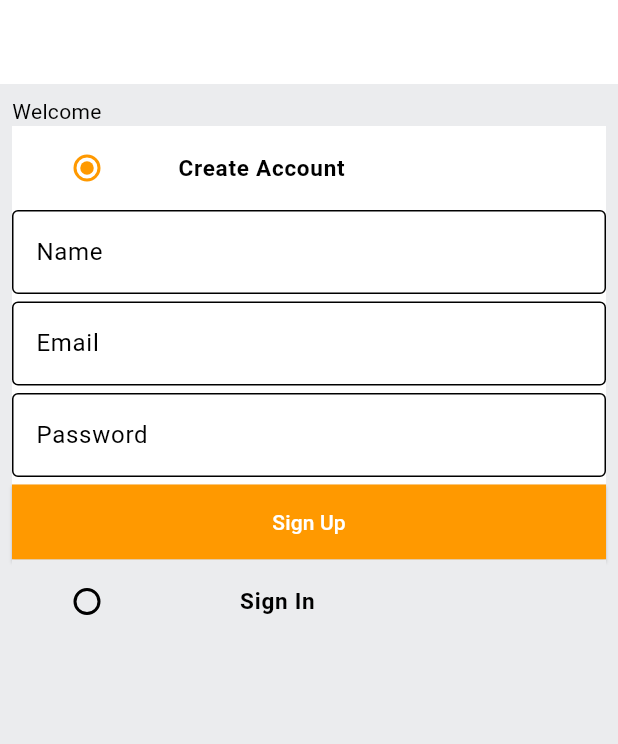
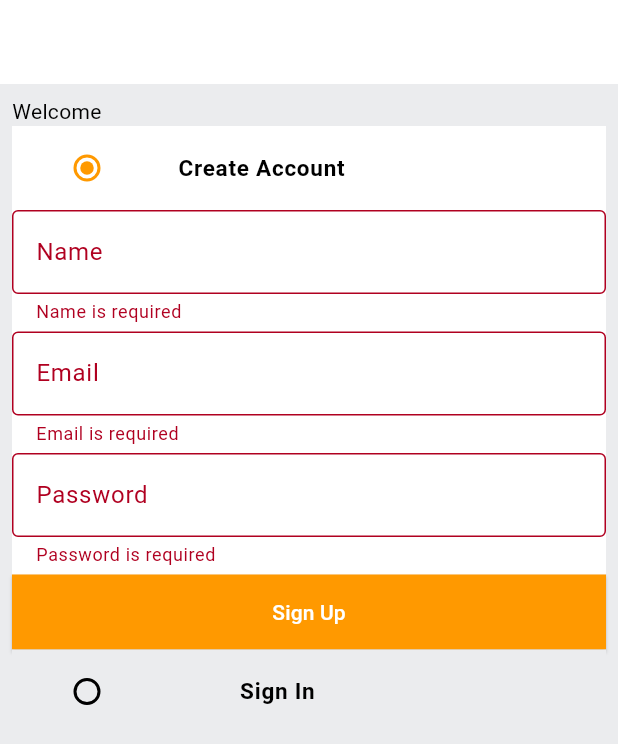
Before and after one commit to leuleyasu/amazone_clone, a Flutter app: the screen it shows after launch, after a tap on "Sign Up", on a phone screen of 412 x 824 dp. Shown: the top 744 px of the screen. Run offline on Flutter 3.47's test engine with Material 3 defaults, Android fonts, the phone set to English and light mode, and no system bars; our stand-ins replace shared_preferences.

Commit message:
feat: login

```diff
--- a/amazone_clone/lib/config/route.dart
+++ b/amazone_clone/lib/config/route.dart
@@ -2,7 +2,6 @@
 
 import 'package:amazone_clone/feature/presentation/auth_screen.dart';
 import 'package:flutter/material.dart';
-
 Route<dynamic> onGenerateRouteSetting(RouteSettings routeSettings){
 
 switch (routeSettings.name) {
--- a/amazone_clone/lib/constanant.dart
+++ b/amazone_clone/lib/constanant.dart
@@ -1,6 +1,6 @@
 import 'package:flutter/material.dart';
 
-String uri = 'http://<yourip>:3000';
+String uri = 'http://192.168.1.102:3000';
 
 class GlobalVariables {
   // COLORS
--- a/amazone_clone/lib/feature/presentation/auth_screen.dart
+++ b/amazone_clone/lib/feature/presentation/auth_screen.dart
@@ -1,4 +1,5 @@
 import 'package:amazone_clone/constanant.dart';
+import 'package:amazone_clone/feature/domian/Repositories/auth_repositories.dart';
 import 'package:amazone_clone/feature/presentation/widget/custom_Button.dart';
 import 'package:amazone_clone/feature/presentation/widget/custom_textfield.dart';
 import 'package:flutter/material.dart';
@@ -17,24 +18,38 @@ class _AuthScreenState extends State<AuthScreen> {
   Auth auth = Auth.signUp;
   final _signUpkeyForm = GlobalKey<FormState>();
   final _singinkeyForm = GlobalKey<FormState>();
-  final emailController = TextEditingController();
-  final passwordController = TextEditingController();
-  final nameController = TextEditingController();
-  @override
-  void initState() {
-    emailController;
-    passwordController;
-    nameController;
-    super.initState();
-  }
+  final signUpEmailController = TextEditingController();
+  final signUpPasswordController = TextEditingController();
+  final signUpNameController = TextEditingController();
+  final signInEmailController = TextEditingController();
+  final signInPasswordController = TextEditingController();
+  AuthServiceRepositories signUp = AuthServiceRepositories();
 
   @override
   void dispose() {
-    emailController.dispose();
-    passwordController.dispose();
-    nameController.dispose();
+    signUpEmailController.dispose();
+    signUpPasswordController.dispose();
+    signUpNameController.dispose();
+    signInEmailController.dispose();
+    signInPasswordController.dispose();
 
     super.dispose();
+  }
+
+  void signUpuser() {
+    signUp.signUpUser(
+      context: context,
+      email: signUpEmailController.text,
+      password: signUpPasswordController.text,
+      name: signUpNameController.text,
+    );
+  }
+
+  void signInUser() {
+    signUp.signInUser(
+        context: context,
+        email: signInEmailController.text,
+        password: signInPasswordController.text);
   }
 
   @override
@@ -71,11 +86,14 @@ class _AuthScreenState extends State<AuthScreen> {
                                   auth = value!;
                                   print(auth.name);
                                 });
-                                }),
+                              },
+                            ),
                             trailing: const Text(
                               "Create Account",
                               style: TextStyle(
-                                  fontWeight: FontWeight.bold, fontSize: 15),
+                                fontWeight: FontWeight.bold,
+                                fontSize: 15,
+                              ),
                             ),
                           ),
                         ),
@@ -90,27 +108,41 @@ class _AuthScreenState extends State<AuthScreen> {
                             child: Column(
                               children: [
                                 CustomTextfield(
-                                      controller: nameController,
-                                      lable: "Name"),
+                                  controller: signUpNameController,
+                                  lable: "Name",
+                                ),
                                 const SizedBox(
                                   height: 5,
                                 ),
                                 CustomTextfield(
-                                      controller: emailController,
-                                      lable: "Email"),
+                                  controller: signUpEmailController,
+                                  lable: "Email",
+                                ),
                                 const SizedBox(
                                   height: 5,
                                 ),
                                 CustomTextfield(
-                                      controller: passwordController,
-                                      lable: "Password"),
+                                  controller: signUpPasswordController,
+                                  lable: "Password",
+                                ),
                                 const SizedBox(
                                   height: 5,
                                 ),
-                                  CutomButton(onTap: () {}, text: "Sign Up"),
+                                CutomButton(
+                                  onTap: () async {
+                                    if (_signUpkeyForm.currentState!
+                                        .validate()) {
+                                      signUpuser();
+                                      print(
+                                          "email ${signUpEmailController.text}  ");
+                                    }
+                                  },
+                                  text: "Sign Up",
+                                ),
                               ],
                             ),
-                            )),
+                          ),
+                        ),
                       Container(
                         color: auth == Auth.signIn
                             ? GlobalVariables.backgroundColor
@@ -128,11 +160,14 @@ class _AuthScreenState extends State<AuthScreen> {
                                 setState(() {
                                   auth = value!;
                                 });
-                                }),
+                              },
+                            ),
                             trailing: const Text(
                               "Sign In",
                               style: TextStyle(
-                                  fontWeight: FontWeight.bold, fontSize: 15),
+                                fontWeight: FontWeight.bold,
+                                fontSize: 15,
+                              ),
                             ),
                           ),
                         ),
@@ -147,20 +182,32 @@ class _AuthScreenState extends State<AuthScreen> {
                             child: Column(
                               children: [
                                 CustomTextfield(
-                                        controller: emailController,
-                                        lable: "Email"),
+                                  controller: signInEmailController,
+                                  lable: "Email",
+                                ),
                                 const SizedBox(
                                   height: 5,
                                 ),
                                 CustomTextfield(
-                                        controller: passwordController,
-                                        lable: "Password"),
+                                  controller: signInPasswordController,
+                                  lable: "Password",
+                                ),
                                 const SizedBox(
                                   height: 5,
                                 ),
-                                    CutomButton(onTap: () {}, text: "Sign In")
+                                CutomButton(
+                                  onTap: () {
+                                    if (_singinkeyForm.currentState!
+                                        .validate()) {
+                                      signInUser();
+                                    }
+                                  },
+                                  text: "Sign In",
+                                ),
                               ],
-                                )))
+                            ),
+                          ),
+                        ),
                     ],
                   )
                 ],
--- a/amazone_clone/lib/feature/presentation/widget/custom_textfield.dart
+++ b/amazone_clone/lib/feature/presentation/widget/custom_textfield.dart
@@ -13,18 +13,22 @@ class CustomTextfield extends StatelessWidget {
 
   @override
   Widget build(BuildContext context) {
-    return Container(
-      child:
-       Column(
+    return Column(
       children: [
            TextFormField(
+             controller: controller,
           decoration:  InputDecoration(
               labelText: lable,
               border: const OutlineInputBorder()),
+              validator: (value) {
+      if (value == null || value.isEmpty) {
+        return "$lable is required";
+      }
+      return null;
+    },
     ),
 
       ],
-       )
     );
   }
 }
--- a/amazone_clone/lib/main.dart
+++ b/amazone_clone/lib/main.dart
@@ -1,7 +1,9 @@
 import 'package:amazone_clone/config/route.dart';
 import 'package:amazone_clone/constanant.dart';
 import 'package:amazone_clone/feature/presentation/auth_screen.dart';
+import 'package:amazone_clone/provider/login_provider.dart';
 import 'package:flutter/material.dart';
+import 'package:provider/provider.dart';
 
 void main() {
   runApp(const MyApp());
@@ -12,7 +14,9 @@ class MyApp extends StatelessWidget {
 
   @override
   Widget build(BuildContext context) {
-    return MaterialApp(
+    return MultiProvider(
+      providers: [ChangeNotifierProvider(create: (context) => UserProvider(),)],
+      child: MaterialApp(
           title: 'Flutter Demo',
           theme: ThemeData(
           scaffoldBackgroundColor: GlobalVariables.backgroundColor,
@@ -26,8 +30,8 @@ class MyApp extends StatelessWidget {
             ))),
           home: const AuthScreen(),
           onGenerateRoute: (settings) => onGenerateRouteSetting(settings),
+          ),
     );
-
 
   }
 }
--- /dev/null
+++ b/amazone_clone/lib/models/user.dart
@@ -0,0 +1,54 @@
+import 'dart:convert';
+
+// ignore_for_file: public_member_api_docs, sort_constructors_first
+class User {
+  final String id;
+  final String name;
+  final String password;
+  final String email;
+  final String address;
+  final String type;
+  final String token;
+  User({
+    required this.id,
+    required this.name,
+    required this.password,
+    required this.email,
+    required this.address,
+    required this.type,
+    required this.token,
+  });
+
+  Map<String, dynamic> toMap() {
+    return <String, dynamic>{
+      '_id': id,
+      'name': name,
+      'password': password,
+      'email': email,
+      'address': address,
+      'type': type,
+      'toke': token
+    };
+  }
+
+  factory User.fromMap(Map<String, dynamic> map) {
+    return User(
+      id: map['_id'] as String,
+      name: map['name'] as String,
+      password: map['password'] as String,
+      email: map['email'] as String,
+      address: map['address'] as String,
+      type: map['type'] as String,
+      token: map['token'] as String,
+    );
+  }
+
+  String toJson() => json.encode(toMap());
+
+  factory User.fromJson(String source) =>
+      User.fromMap(json.decode(source) as Map<String, dynamic>);
+        @override
+  String toString() {
+    return 'User{id: $id, name: $name, password: $password, email: $email, address: $address, type: $type, token: $token}';
+  }
+}
--- /dev/null
+++ b/amazone_clone/lib/provider/login_provider.dart
@@ -0,0 +1,22 @@
+import 'dart:convert';
+
+import 'package:amazone_clone/models/user.dart';
+import 'package:flutter/material.dart';
+
+class UserProvider extends ChangeNotifier {
+
+  User _user=User(id: "",
+   name: "",
+   password: "",
+    email: "",
+    address: "",
+    type: "",
+     token: "");
+
+  User get user=>_user;
+  void setUser(String user){
+    final Map<String,dynamic> userData =jsonDecode(user);
+_user= User.fromMap(userData);
+notifyListeners();
+  }
+}
--- /dev/null
+++ b/amazone_clone/lib/utilis/show_snackbar.dart
@@ -0,0 +1,5 @@
+import 'package:flutter/material.dart';
+
+void showSnackbarCustom(BuildContext context, String text){
+  ScaffoldMessenger.of(context).showSnackBar(SnackBar(content: Text(text)));
+}
--- a/amazone_clone/pubspec.yaml
+++ b/amazone_clone/pubspec.yaml
@@ -35,6 +35,9 @@ dependencies:
   # The following adds the Cupertino Icons font to your application.
   # Use with the CupertinoIcons class for iOS style icons.
   cupertino_icons: ^1.0.2
+  http: ^1.2.0
+  provider: ^6.1.1
+  shared_preferences: ^2.2.2
 
 dev_dependencies:
   flutter_test:
```
Also changed, not shown: amazone_clone/lib/feature/domian/Repositories/auth_repositories.dart (added, +69 -0 lines), amazone_clone/lib/feature/presentation/home_screen.dart (+15 -2 lines), amazone_clone/lib/utilis/error_handling.dart (added, +18 -0 lines), amazone_clone/lib/utilis/save_token.dart (added, +18 -0 lines), amazone_clone/pubspec.lock, 3 other files. Lines whose indentation alone changed are shown as unchanged.
